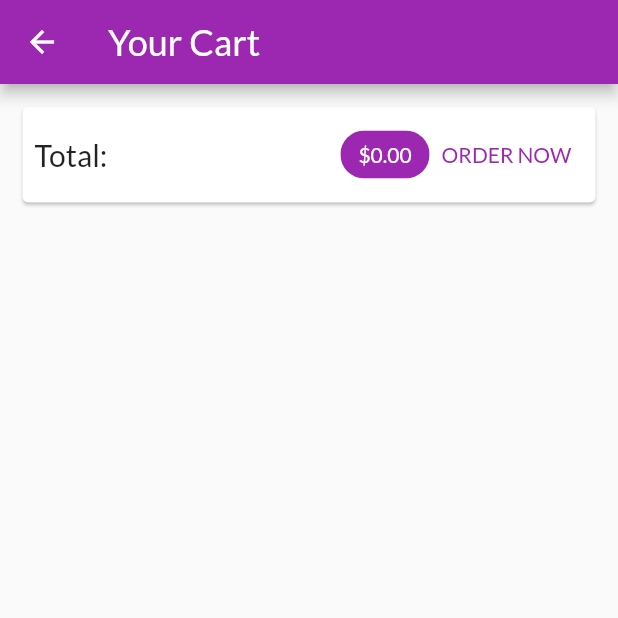
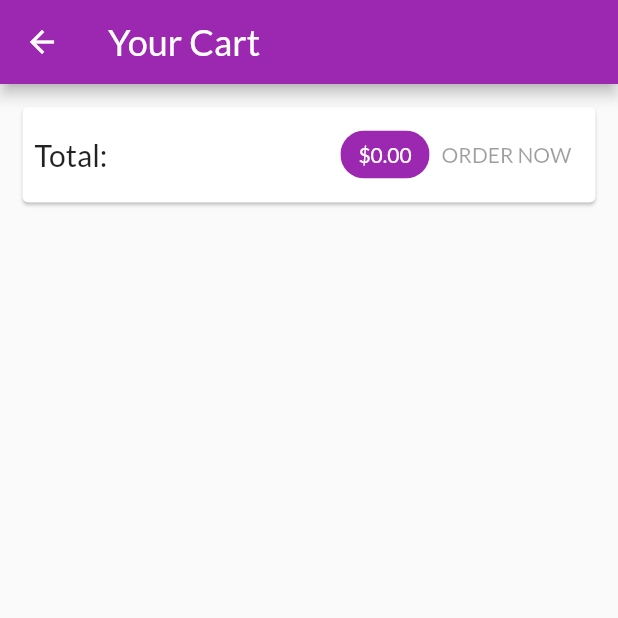
Before and after one commit to bryt3r/myshop, a Flutter app: the CartScreen screen opened by its route, on a phone screen of 412 x 824 dp, the top half of it. Run offline on Flutter 3.47's test engine with Material 2 defaults, Android fonts, the phone set to English and light mode, and no system bars; network calls fail.

Commit message:
update and delete products,set and fetch orders

```diff
--- /dev/null
+++ b/lib/models/http_exception.dart
@@ -0,0 +1,9 @@
+class HttpException implements Exception {
+  final String message;
+  HttpException(this.message);
+
+  @override
+  String toString() {
+    return message;
+  }
+}
--- a/lib/screens/cart_screen.dart
+++ b/lib/screens/cart_screen.dart
@@ -31,21 +31,11 @@ class CartScreen extends StatelessWidget {
                     label: Text(
                       '\$${cart.totalAmount.toStringAsFixed(2)}',
                       style: TextStyle(
-                          color: Theme.of(context)
-                              .textTheme
-                              .headline6!
-                              .color),
+                          color: Theme.of(context).textTheme.headline6!.color),
                     ),
                     backgroundColor: Theme.of(context).primaryColor,
                   ),
-                  TextButton(
-                    onPressed: () {
-                      Provider.of<Orders>(context, listen: false).addOrder(
-                          cart.items.values.toList(), cart.totalAmount);
-                          cart.clear();
-                    },
-                    child: Text('ORDER NOW'),
-                  )
+                  OrderButton(cart: cart)
                 ],
               ),
             ),
@@ -70,3 +60,38 @@ class CartScreen extends StatelessWidget {
     );
   }
 }
+
+class OrderButton extends StatefulWidget {
+  const OrderButton({
+    Key? key,
+    required this.cart,
+  }) : super(key: key);
+
+  final Cart cart;
+
+  @override
+  State<OrderButton> createState() => _OrderButtonState();
+}
+
+class _OrderButtonState extends State<OrderButton> {
+  var _isLoading = false;
+  @override
+  Widget build(BuildContext context) {
+    return TextButton(
+      onPressed: widget.cart.totalAmount <= 0 || _isLoading
+          ? null
+          : () async {
+              setState(() {
+                _isLoading = true;
+              });
+              await Provider.of<Orders>(context, listen: false).addOrder(
+                  widget.cart.items.values.toList(), widget.cart.totalAmount);
+              widget.cart.clear();
+              setState(() {
+                _isLoading = false;
+              });
+            },
+      child: _isLoading ? const CircularProgressIndicator() : const Text('ORDER NOW'),
+    );
+  }
+}
```
Also changed, not shown: lib/providers/orders.dart (+50 -2 lines), lib/providers/product.dart (+24 -2 lines), lib/providers/products.dart (+28 -4 lines), lib/screens/edit_product_screen.dart (+11 -10 lines), lib/screens/orders_screen.dart (+49 -8 lines), lib/widgets/user_product_item.dart (+7 -2 lines).
